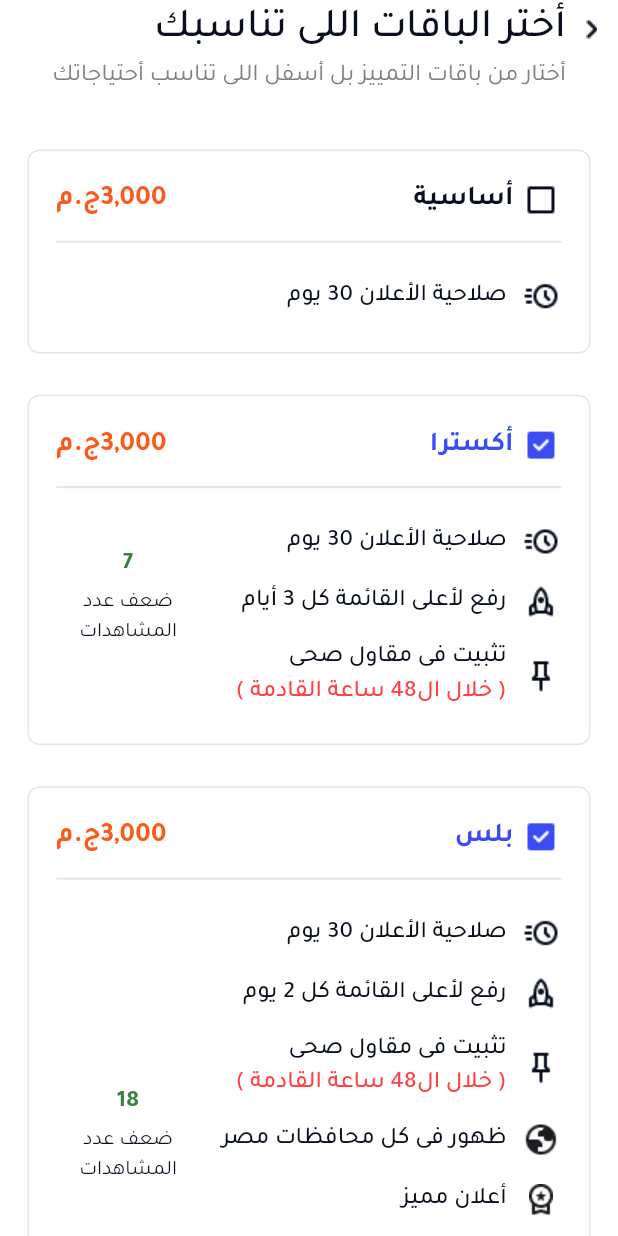
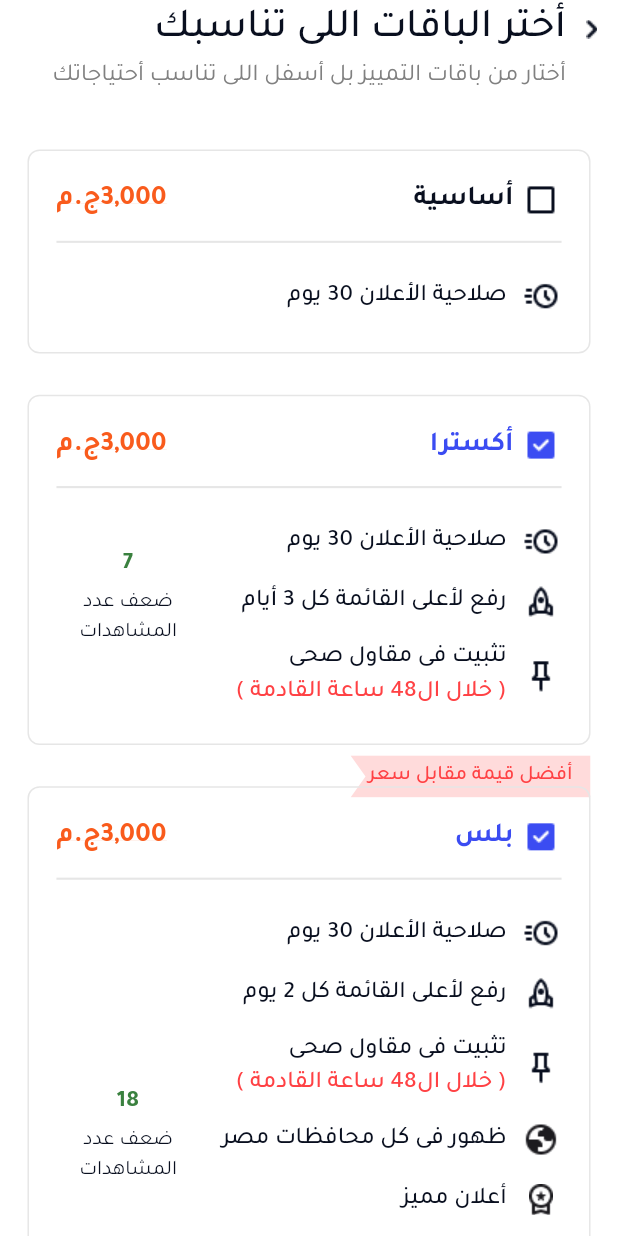
Before and after one commit to AhmedKhedr1/Otex_App, a Flutter app: the Profileview screen opened by its route, on a phone screen of 412 x 824 dp. Run offline on Flutter 3.47's test engine with Material 3 defaults, Android fonts, the light colour scheme and no system bars; our stand-ins replace flutter_screenutil, go_router.

Commit message:
Refactor HomeViewBody layout; adjust SliverSpacer height and NavBaritem width; update PlanCard to include PriceTagBanner and modify PlansSection recommendations

```diff
--- a/lib/Features/Home/presentation/Views/Widgets/Home_View_Body.dart
+++ b/lib/Features/Home/presentation/Views/Widgets/Home_View_Body.dart
@@ -47,7 +47,7 @@ class HomeViewBody extends StatelessWidget {
               ),
             ),
           ),
-          SliverSpacer(height: 28),
+          SliverSpacer(height: 2),
         ],
       ),
     );
--- a/lib/Features/Home/presentation/Views/Widgets/NavBaritem.dart
+++ b/lib/Features/Home/presentation/Views/Widgets/NavBaritem.dart
@@ -1,3 +1,5 @@
+// ignore_for_file: must_be_immutable
+
 import 'package:flutter/material.dart';
 import 'package:flutter_screenutil/flutter_screenutil.dart';
 import 'package:otex_app/Core/utils/App_Colors.dart';
@@ -30,7 +32,7 @@ class NavBaritem extends StatelessWidget {
           SizedBox(height: 4.h),
           if (isSelected)
             Container(
-              width: 50.w,
+              width: 56.w,
               height: 1.8.h,
               decoration: BoxDecoration(
                 color: AppColors.kTextPrimary,
--- a/lib/Features/Profile/Presentation/Views/Widgets/Plan_Card.dart
+++ b/lib/Features/Profile/Presentation/Views/Widgets/Plan_Card.dart
@@ -5,6 +5,7 @@ import 'package:otex_app/Core/utils/App_Colors.dart';
 import 'package:otex_app/Core/utils/Assets.dart';
 import 'package:otex_app/Core/utils/Text_Styless.dart';
 import 'package:otex_app/Features/Profile/Presentation/Views/Widgets/Feature_ListView.dart';
+import 'package:otex_app/Features/Profile/Presentation/Views/Widgets/PriceTagBanner.dart';
 import 'package:otex_app/Features/Profile/Presentation/Views/Widgets/ViewsBoostCard%20.dart';
 import 'package:otex_app/Features/Profile/data/models/PlanModel%20.dart';
 
@@ -13,7 +14,19 @@ class PlanCard extends StatelessWidget {
   final PlanModel planModel;
   @override
   Widget build(BuildContext context) {
-    return Container(
+    return Stack(
+      clipBehavior: Clip.none,
+      children: [
+        planModel.isRecommended
+            ? Positioned(
+                top: -18.r,
+                right: 16.r,
+                child: PriceTagBanner(
+                  text: planModel.Recommendedlabel.toString(),
+                ),
+              )
+            : SizedBox(),
+        Container(
           padding: EdgeInsets.symmetric(horizontal: 16, vertical: 16).r,
           margin: EdgeInsets.symmetric(horizontal: 16).r,
           decoration: BoxDecoration(
@@ -26,7 +39,9 @@ class PlanCard extends StatelessWidget {
               Row(
                 children: [
                   Image.asset(
-                planModel.isSelected! ? Assets.Checbkox : Assets.Bounding_box,
+                    planModel.isSelected!
+                        ? Assets.Checbkox
+                        : Assets.Bounding_box,
                     height: 24.h,
                     width: 24.w,
                   ),
@@ -64,6 +79,8 @@ class PlanCard extends StatelessWidget {
               ),
             ],
           ),
+        ),
+      ],
     );
   }
 }
--- a/lib/Features/Profile/Presentation/Views/Widgets/Plans_Section.dart
+++ b/lib/Features/Profile/Presentation/Views/Widgets/Plans_Section.dart
@@ -14,7 +14,7 @@ class PlansSection extends StatelessWidget {
       features: [
         FeatureModel(icon: Assets.acute, text: 'صلاحية الأعلان 30 يوم'),
       ],
-      isRecommended: true,
+      isRecommended: false,
       isSelected: false,
     ),
     PlanModel(
@@ -29,7 +29,7 @@ class PlansSection extends StatelessWidget {
           Subtext: '( خلال ال48 ساعة القادمة )',
         ),
       ],
-      isRecommended: true,
+      isRecommended: false,
       isSelected: true,
       numOfViews: 7,
     ),
@@ -54,6 +54,7 @@ class PlansSection extends StatelessWidget {
         ),
       ],
       isRecommended: true,
+      Recommendedlabel: 'أفضل قيمة مقابل سعر',
       isSelected: true,
       numOfViews: 18,
     ),
@@ -78,6 +79,7 @@ class PlansSection extends StatelessWidget {
         ),
       ],
       isRecommended: true,
+      Recommendedlabel: 'أعلى مشاهدات',
       isSelected: false,
       numOfViews: 24,
     ),
--- /dev/null
+++ b/lib/Features/Profile/Presentation/Views/Widgets/PriceTagBanner.dart
@@ -0,0 +1,41 @@
+
+import 'package:flutter/material.dart';
+import 'package:otex_app/Core/utils/Text_Styless.dart';
+
+class PriceTagBanner extends StatelessWidget {
+  final String text;
+
+  const PriceTagBanner({super.key, required this.text});
+
+  @override
+  Widget build(BuildContext context) {
+    return ClipPath(
+      clipper: BannerClipper(),
+      child: Container(
+        color: const Color(0xffFFDBDB),
+        padding: const EdgeInsets.symmetric(horizontal: 12, vertical: 4),
+        child: Text(
+          text,
+          style: TextStyless.tajawalMeduim12.copyWith(color: Color(0xffFF4144)),
+        ),
+      ),
+    );
+  }
+}
+
+class BannerClipper extends CustomClipper<Path> {
+  @override
+  Path getClip(Size size) {
+    final path = Path();
+    path.moveTo(0, 0);
+    path.lineTo(10, size.height / 2);
+    path.lineTo(0, size.height);
+    path.lineTo(size.width, size.height);
+    path.lineTo(size.width, 0);
+    path.close();
+    return path;
+  }
+
+  @override
+  bool shouldReclip(CustomClipper<Path> oldClipper) => false;
+}
--- a/lib/Features/Profile/data/models/PlanModel .dart
+++ b/lib/Features/Profile/data/models/PlanModel .dart
@@ -6,6 +6,8 @@ class PlanModel {
   final bool isRecommended;
   final bool isSelected;
   final int? numOfViews;
+  final String? Recommendedlabel;
+
 
   PlanModel({
     required this.title,
@@ -14,5 +16,6 @@ class PlanModel {
     required this.isRecommended,
     required this.isSelected,
      this.numOfViews,
+     this.Recommendedlabel
   });
 }
```
Lines whose indentation alone changed are shown as unchanged.
